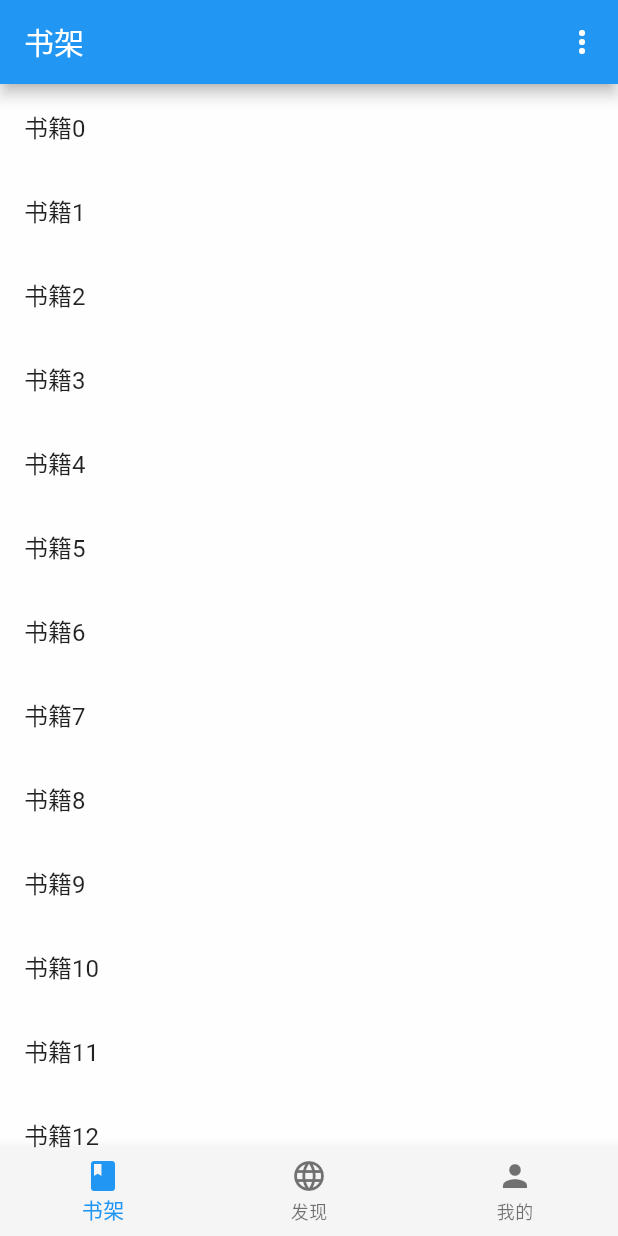
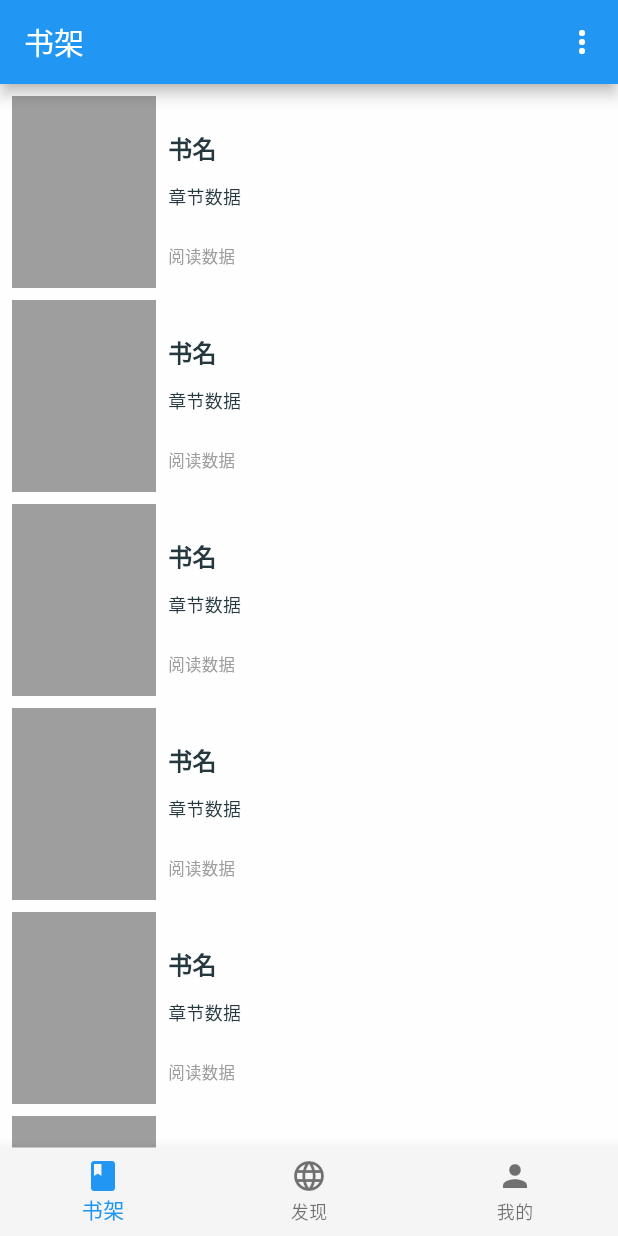
Before and after one commit to Devifish/readme-flutter, a Flutter app: the screen it shows after launch, on a phone screen of 412 x 824 dp. Run offline on Flutter 3.47's test engine with Material 2 defaults, Android fonts, the phone set to English and light mode, and no system bars; drawn by our look-alikes of pull_to_refresh; Roboto replaces fonts that are missing (WorkSans).

Commit message:
add: 添加书架列表

```diff
--- a/lib/view/book/bookshelf.dart
+++ b/lib/view/book/bookshelf.dart
@@ -21,14 +21,6 @@ class _BookShelfState extends State<BookShelf> {
     super.initState();
   }
 
-  /// 书籍列表Item
-  /// 用于批量构建书籍列表 Item 组件
-  Widget bookListItem(int index) {
-    return ListTile(
-      title: Text("书籍$index"),
-    );
-  }
-
   @override
   Widget build(BuildContext context) {
     return Scaffold(
@@ -46,7 +38,7 @@ class _BookShelfState extends State<BookShelf> {
             itemBuilder: (context, index) {
               return GestureDetector(
                 behavior: HitTestBehavior.opaque,
-                child: bookListItem(index),
+                child: _BookListItem(key: Key(index.toString())),
                 onTap: () {
                   log("点击了 $index");
                 },
@@ -60,3 +52,63 @@ class _BookShelfState extends State<BookShelf> {
     );
   }
 }
+
+/// 书籍列表Item
+/// 用于批量构建书籍列表 Item 组件
+class _BookListItem extends StatelessWidget {
+  final Key key;
+
+  _BookListItem({@required this.key});
+
+  @override
+  Widget build(BuildContext context) {
+    return Container(
+      key: key,
+      margin: const EdgeInsets.only(top: 8, left: 8, right: 8),
+      child: Row(
+        children: [
+          Column(
+            mainAxisAlignment: MainAxisAlignment.start,
+            children: [
+              Container(
+                height: 128,
+                width: 96,
+                padding: const EdgeInsets.only(left: 8, top: 8),
+                color: Colors.grey,
+                child: Stack(
+                  children: [],
+                ),
+              )
+            ],
+          ),
+          Column(
+            crossAxisAlignment: CrossAxisAlignment.start,
+            children: [
+              Container(
+                padding: const EdgeInsets.only(left: 8, top: 8.0),
+                child: Text(
+                  "书名",
+                  style: TextStyle(fontSize: 16.0, fontWeight: FontWeight.bold),
+                ),
+              ),
+              Container(
+                padding: const EdgeInsets.only(left: 8, top: 12.0),
+                child: Text(
+                  "章节数据",
+                  style: TextStyle(fontSize: 12),
+                  overflow: TextOverflow.ellipsis,
+                  maxLines: 2,
+                ),
+              ),
+              Container(
+                padding: const EdgeInsets.only(left: 8, top: 22.0),
+                child: Text("阅读数据",
+                    style: TextStyle(color: Colors.grey, fontSize: 11)),
+              ),
+            ],
+          ),
+        ],
+      ),
+    );
+  }
+}
--- a/pubspec.yaml
+++ b/pubspec.yaml
@@ -12,6 +12,7 @@ dependencies:
 
   cupertino_icons: ^1.0.0
   dio: ^3.0.10
+  flustars: ^0.3.3
   pull_to_refresh: ^1.6.2
 
 dev_dependencies:
```
Also changed, not shown: pubspec.lock.
